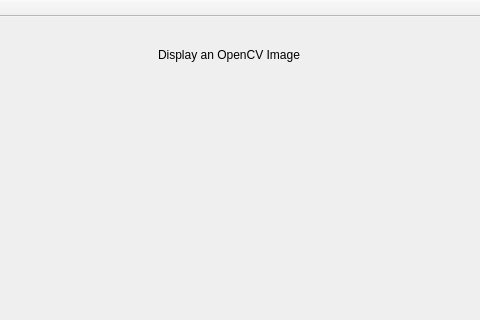
Qt form ApplicationCode/mainwindow.ui (hlcool/IPCV-MasterThesis) before a commit; both pictures show x 122 to 602 and y 0 to 320 of the 746 by 522 pixel window.
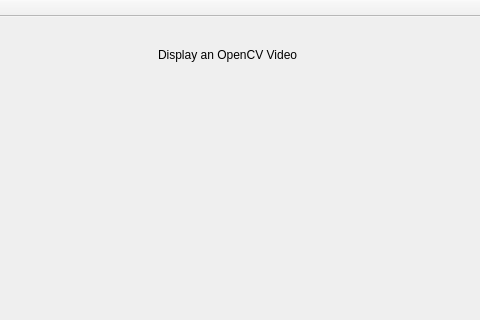
The same form after that commit. Custom widgets are drawn as their Qt base class.

Commit message: Slot function has been change so now is not displaying a video but processing it. It will be the main process function. Videocapture variable has been set as “global”.

What changed in the file:
```diff
--- a/ApplicationCode/mainwindow.ui
+++ b/ApplicationCode/mainwindow.ui
@@ -24,7 +24,7 @@
      </rect>
     </property>
     <property name="text">
-     <string>Display an OpenCV Image</string>
+     <string>Display an OpenCV Video</string>
     </property>
    </widget>
    <widget class="QPushButton" name="pushButton">
```
The commit also changes 8 other files.
